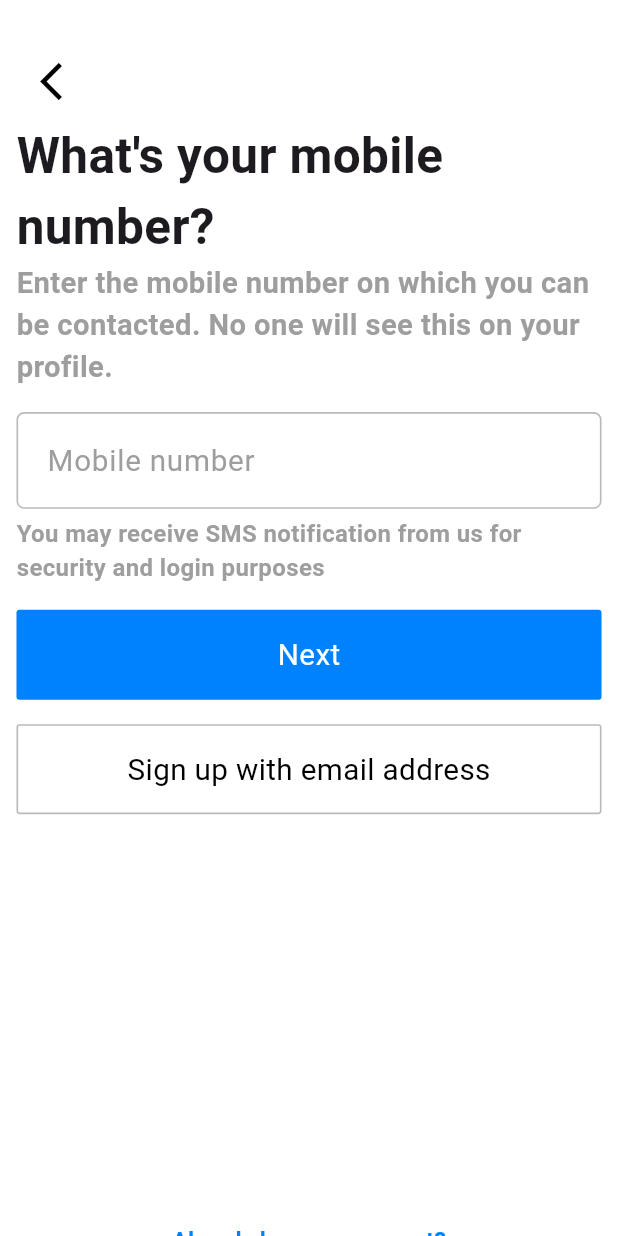
After one commit to Sidv1405/Instakilo, a Flutter app: the screen it shows after launch, after a tap on "Sign Up", on a phone screen of 412 x 824 dp. The commit adds this screen. Run offline on Flutter 3.47's test engine with Material 3 defaults, Android fonts, the phone set to English and light mode, and no system bars; our stand-ins replace flutter_screenutil.

Commit message:
UI Sign up phone screen

```diff
--- a/lib/screen/login_screen.dart
+++ b/lib/screen/login_screen.dart
@@ -1,5 +1,6 @@
 import 'package:flutter/material.dart';
 import 'package:flutter_screenutil/flutter_screenutil.dart';
+import 'signup_phone_screen.dart';
 
 class LoginScreen extends StatefulWidget {
   const LoginScreen({super.key});
@@ -21,18 +22,16 @@ class _LoginScreenState extends State<LoginScreen> {
       backgroundColor: Colors.white,
       body: SafeArea(
         child: Column(
-          crossAxisAlignment: CrossAxisAlignment.end,
+          crossAxisAlignment: CrossAxisAlignment.center,
           children: [
             SizedBox(
               width: 96.w,
               height: 210.h,
             ),
-            Center(
-              child: Image.asset(
-                'images/logo.jpg',
-                width: 200.w,
-                fit: BoxFit.contain,
-              ),
+            Image.asset(
+              'images/logo.jpg',
+              width: 200.w,
+              fit: BoxFit.contain,
             ),
             SizedBox(height: 28.h),
             textInput(email, "Phone number, username or email", emailF, false),
@@ -116,9 +115,17 @@ class _LoginScreenState extends State<LoginScreen> {
               "Don't have an account?",
               style: TextStyle(fontSize: 13.sp),
             ),
-            Text(
-              " Sign Up",
-              style: TextStyle(fontSize: 13.sp, color: Colors.blue, fontWeight: FontWeight.bold),
+            GestureDetector(
+              onTap: () {
+                Navigator.push(
+                  context,
+                  MaterialPageRoute(builder: (context) => const SignUpPhoneScreen()),
+                );
+              },
+              child: Text(
+                " Sign Up",
+                style: TextStyle(fontSize: 13.sp, color: Colors.blue, fontWeight: FontWeight.bold),
+              ),
             )
           ],
         ),
--- /dev/null
+++ b/lib/screen/signup_phone_screen.dart
@@ -0,0 +1,163 @@
+import 'package:flutter/material.dart';
+import 'package:flutter/services.dart';
+import 'package:flutter_screenutil/flutter_screenutil.dart';
+
+class SignUpPhoneScreen extends StatefulWidget {
+  const SignUpPhoneScreen({super.key});
+
+  @override
+  State<SignUpPhoneScreen> createState() => _SignUpPhoneScreenState();
+}
+
+class _SignUpPhoneScreenState extends State<SignUpPhoneScreen> {
+  final mobileNumber = TextEditingController();
+  FocusNode mobileNumberF = FocusNode();
+
+  @override
+  Widget build(BuildContext context) {
+    return Scaffold(
+      backgroundColor: Colors.white,
+      body: SafeArea(
+        child: Column(
+          crossAxisAlignment: CrossAxisAlignment.start,
+          children: [
+            SizedBox(height: 30.h),
+            arrowBack(),
+            SizedBox(height: 2.h),
+            title(),
+            content(
+                "Enter the mobile number on which you can be contacted. "
+                "No one will see this on your profile.",
+                19.5),
+            SizedBox(height: 16.h),
+            textInput(mobileNumber, "Mobile number", mobileNumberF),
+            SizedBox(height: 5.h),
+            content("You may receive SMS notification from us for security and login purposes", 16),
+            SizedBox(height: 16.h),
+            nextStep(),
+            SizedBox(height: 16.h),
+            signUpWithEmail(),
+            SizedBox(height: 270.h),
+            Padding(
+                padding: EdgeInsets.symmetric(horizontal: 10.w),
+                child: Container(
+                  alignment: Alignment.center,
+                  child: Text(
+                    "Already have an account?",
+                    style: TextStyle(fontSize: 14.sp, color: const Color(0xFF0081FD), fontWeight: FontWeight.bold),
+                  ),
+                ))
+          ],
+        ),
+      ),
+    );
+  }
+
+  Padding nextStep() {
+    return Padding(
+      padding: EdgeInsets.symmetric(horizontal: 10.w),
+      child: Container(
+        alignment: Alignment.center,
+        width: double.infinity,
+        height: 60,
+        decoration: BoxDecoration(
+          color: const Color(0xFF0081FD),
+          borderRadius: BorderRadius.circular(2.r),
+        ),
+        child: Text(
+          "Next",
+          style: TextStyle(fontSize: 18.sp, color: Colors.white),
+        ),
+      ),
+    );
+  }
+
+  Padding signUpWithEmail() {
+    return Padding(
+      padding: EdgeInsets.symmetric(horizontal: 10.w),
+      child: Container(
+        alignment: Alignment.center,
+        width: double.infinity,
+        height: 60,
+        decoration: BoxDecoration(
+          color: const Color(0xFFFFFFFF),
+          borderRadius: BorderRadius.circular(2.r),
+          border: Border.all(color: const Color(0x80767676), width: 1.w),
+        ),
+        child: Text(
+          "Sign up with email address",
+          style: TextStyle(fontSize: 18.sp, color: Colors.black),
+        ),
+      ),
+    );
+  }
+
+  Widget textInput(
+    TextEditingController controller,
+    String hint,
+    FocusNode focusNode,
+  ) {
+    return Padding(
+      padding: EdgeInsets.symmetric(horizontal: 10.w),
+      child: TextField(
+        style: TextStyle(fontSize: 16.sp, color: Colors.black),
+        controller: controller,
+        focusNode: focusNode,
+        keyboardType: TextInputType.number,
+        inputFormatters: [
+          FilteringTextInputFormatter.digitsOnly,
+        ],
+        decoration: InputDecoration(
+          fillColor: const Color(0xFFF8F8F8),
+          hintText: hint,
+          hintStyle: TextStyle(fontSize: 18.sp, color: Colors.grey),
+          contentPadding: EdgeInsets.symmetric(horizontal: 15.w, vertical: 17.h),
+          enabledBorder: OutlineInputBorder(
+            borderRadius: BorderRadius.circular(5.r),
+            borderSide: BorderSide(color: const Color(0x80767676), width: 1.w),
+          ),
+          focusedBorder: OutlineInputBorder(
+            borderRadius: BorderRadius.circular(5.r),
+            borderSide: BorderSide(color: const Color(0x80767676), width: 1.w),
+          ),
+        ),
+      ),
+    );
+  }
+
+  Padding arrowBack() {
+    return Padding(
+      padding: EdgeInsets.symmetric(horizontal: 10.h),
+      child: IconButton(
+        icon: const Icon(
+          Icons.arrow_back_ios_new,
+          color: Colors.black,
+          size: 30,
+        ),
+        onPressed: () {
+          Navigator.pop(context);
+        },
+      ),
+    );
+  }
+
+  Padding title() {
+    return Padding(
+      padding: EdgeInsets.symmetric(horizontal: 10.w),
+      child: const Text(
+        "What's your mobile number?",
+        style: TextStyle(fontWeight: FontWeight.bold, fontSize: 33),
+      ),
+    );
+  }
+
+  Padding content(String content, double size) {
+    return Padding(
+      padding: EdgeInsets.symmetric(horizontal: 10.w),
+      child: Text(
+        content,
+        style: TextStyle(fontSize: size, color: Colors.grey, fontWeight: FontWeight.bold),
+      ),
+    );
+  }
+}
```
